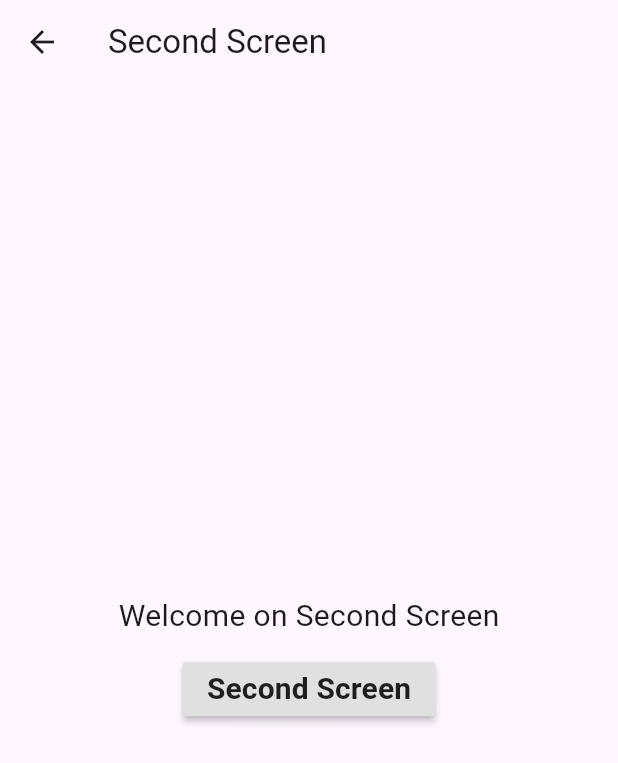
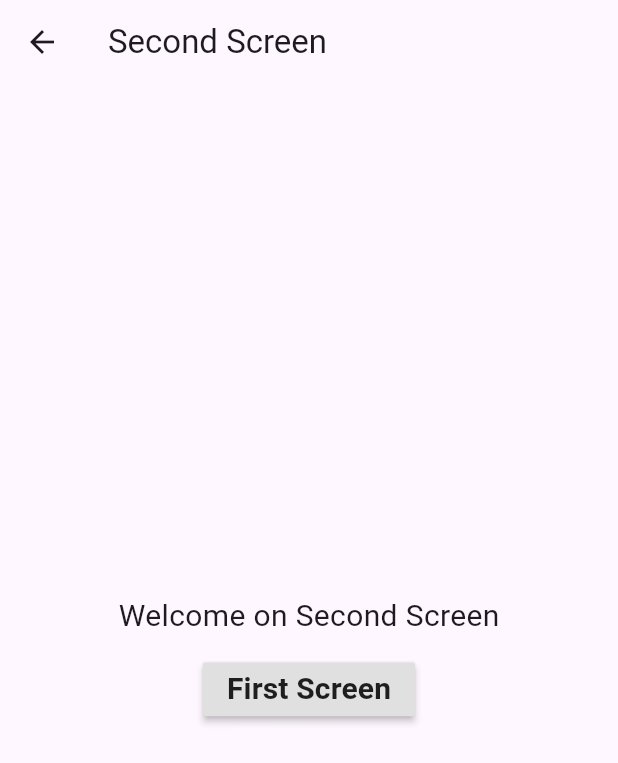
Before and after one commit to yogitakumar/navigation, a Flutter app: the SecondScreen screen opened by its route, on a phone screen of 412 x 824 dp. Shown: the top 763 px of the screen. Run offline on Flutter 3.47's test engine with Material 3 defaults, Android fonts, the phone set to English and light mode, and no system bars.

Commit message:
correct button text on SecondScreen

```diff
--- a/lib/SecondScreen.dart
+++ b/lib/SecondScreen.dart
@@ -30,7 +30,7 @@ class _SecondScreenState extends State<SecondScreen> {
                 Navigator.pop(context);
               },
               child: Text(
-                "Second Screen",
+                "First Screen",
                 style: TextStyle(
                     fontSize: 20,
                     fontWeight: FontWeight.bold
```
